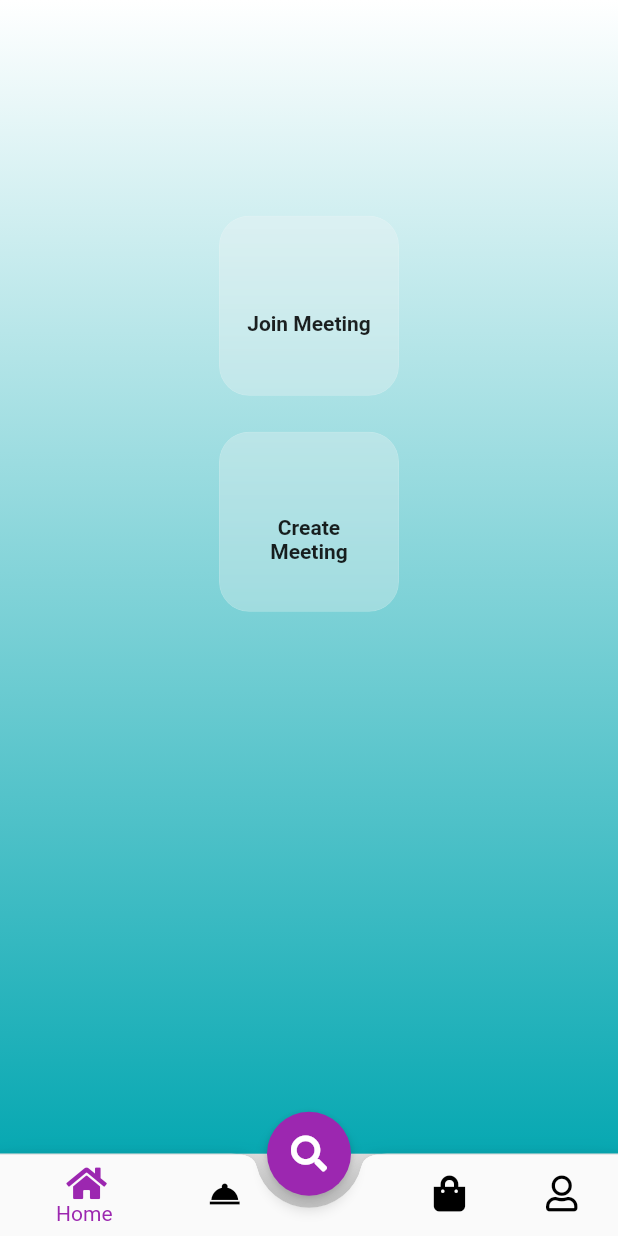
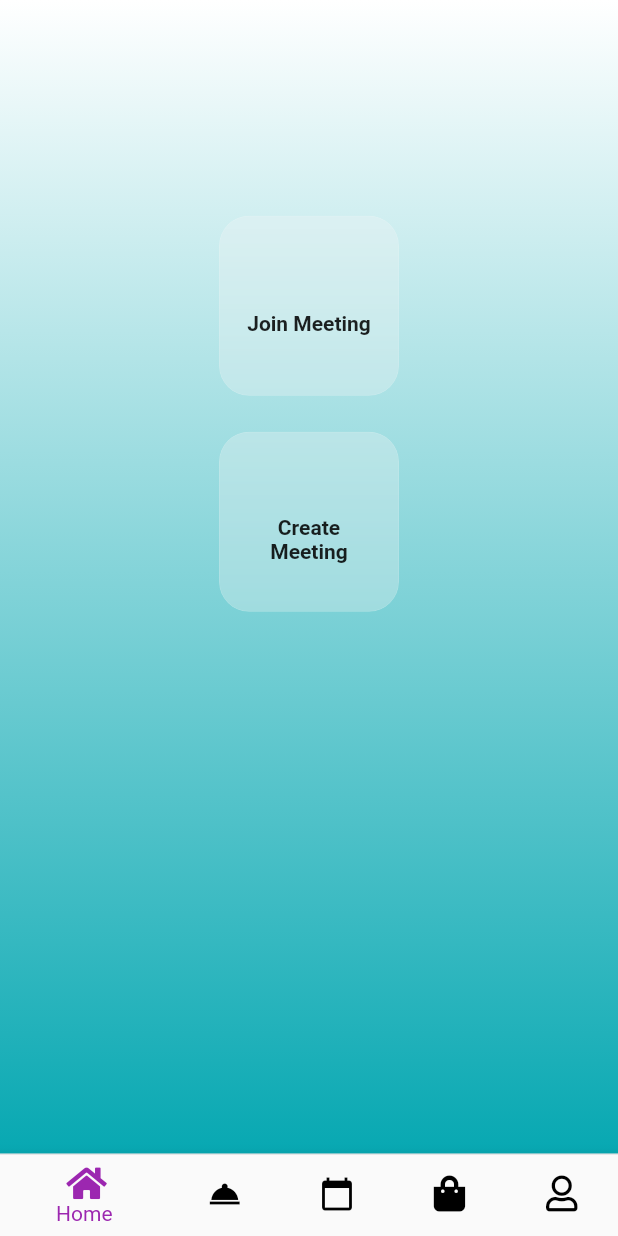
Before and after one commit to hassan-zafar/Flutter-Video-Calling-and-marketplace, a Flutter app: the screen it shows once a user with an empty profile is signed in, on a phone screen of 412 x 824 dp. Run offline on Flutter 3.47's test engine with Material 2 defaults, Android fonts, the phone set to English and light mode, and no system bars; drawn by our look-alikes of glassmorphism_ui; our stand-ins replace badges, bot_toast, cached_network_image, cloud_firestore, firebase_auth, firebase_core and 15 more; missing offline and left inert: flutter_gradient_colors, jitsi_meet, list_tile_switch, pay; accounts and stored records are empty; network calls fail; project files that could hold a hidden picture were left out.

Commit message:
added occasions

```diff
--- a/lib/bottom_bar.dart
+++ b/lib/bottom_bar.dart
@@ -58,8 +58,8 @@ class _BottomBarScreenState extends State<BottomBarScreen> {
       body: pages[_selectedPageIndex], //_pages[_selectedPageIndex]['page'],
       bottomNavigationBar: BottomAppBar(
         // color: Colors.white,
-        shape: CircularNotchedRectangle(),
-        notchMargin: 0.01,
+        // shape: CircularNotchedRectangle(),
+        // notchMargin: 0.01,
         clipBehavior: Clip.antiAlias,
         child: Container(
           height: kBottomNavigationBarHeight * 0.98,
@@ -89,7 +89,10 @@ class _BottomBarScreenState extends State<BottomBarScreen> {
                 BottomNavigationBarItem(
                     icon: Icon(Icons.room_service), label: 'Services'),
                 BottomNavigationBarItem(
-                    activeIcon: null, icon: Icon(null), label: 'Occasions'),
+                    icon: Icon(
+                      Icons.calendar_today,
+                    ),
+                    label: 'Occasions'),
                 BottomNavigationBarItem(
                     icon: Icon(
                       MyAppIcons.bag,
@@ -102,22 +105,22 @@ class _BottomBarScreenState extends State<BottomBarScreen> {
           ),
         ),
       ),
-      floatingActionButtonLocation:
-          FloatingActionButtonLocation.miniCenterDocked,
-      floatingActionButton: Padding(
-        padding: const EdgeInsets.all(8.0),
-        child: FloatingActionButton(
-          backgroundColor: Colors.purple,
-          hoverElevation: 10,
-          splashColor: Colors.grey,
-          tooltip: 'Search',
-          elevation: 4,
-          child: Icon(MyAppIcons.search),
-          onPressed: () => setState(() {
-            _selectedPageIndex = 2;
-          }),
-        ),
-      ),
+      // floatingActionButtonLocation:
+      //     FloatingActionButtonLocation.miniCenterDocked,
+      // floatingActionButton: Padding(
+      //   padding: const EdgeInsets.all(8.0),
+      //   child: FloatingActionButton(
+      //     backgroundColor: Colors.purple,
+      //     hoverElevation: 10,
+      //     splashColor: Colors.grey,
+      //     tooltip: 'Search',
+      //     elevation: 4,
+      //     child: Icon(MyAppIcons.search),
+      //     onPressed: () => setState(() {
+      //       _selectedPageIndex = 2;
+      //     }),
+      //   ),
+      // ),
     );
   }
 }
```
